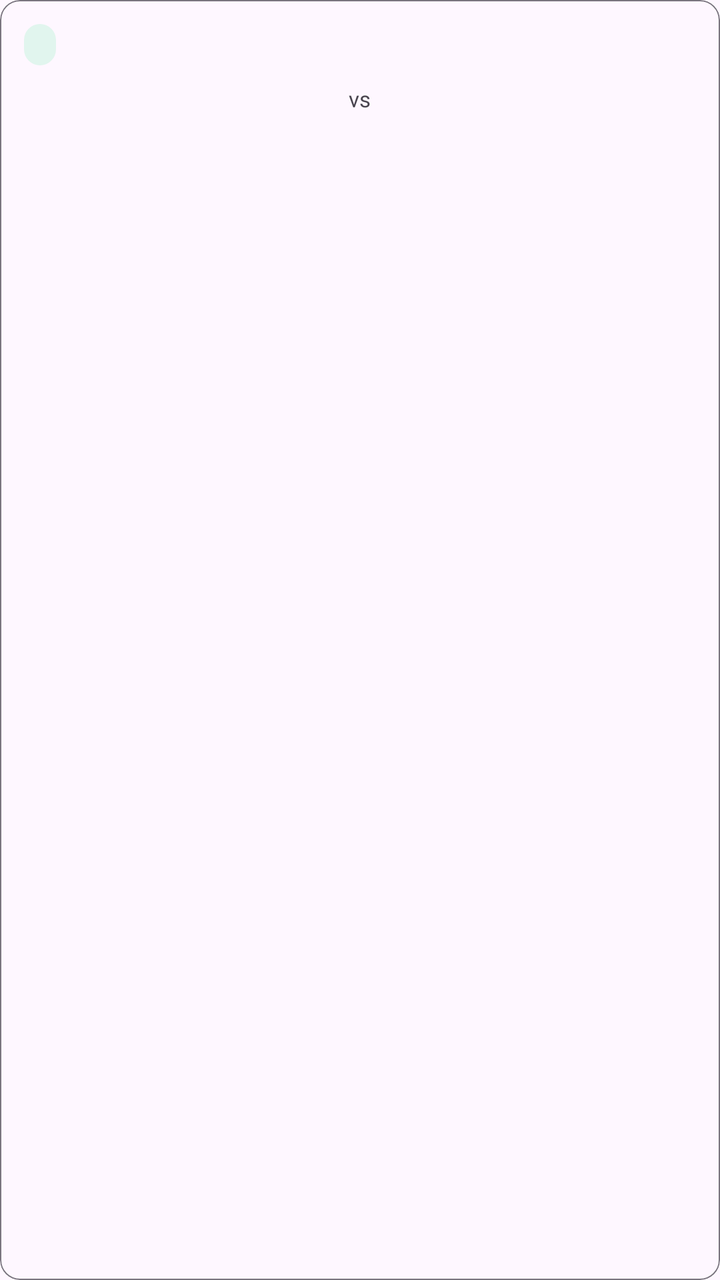
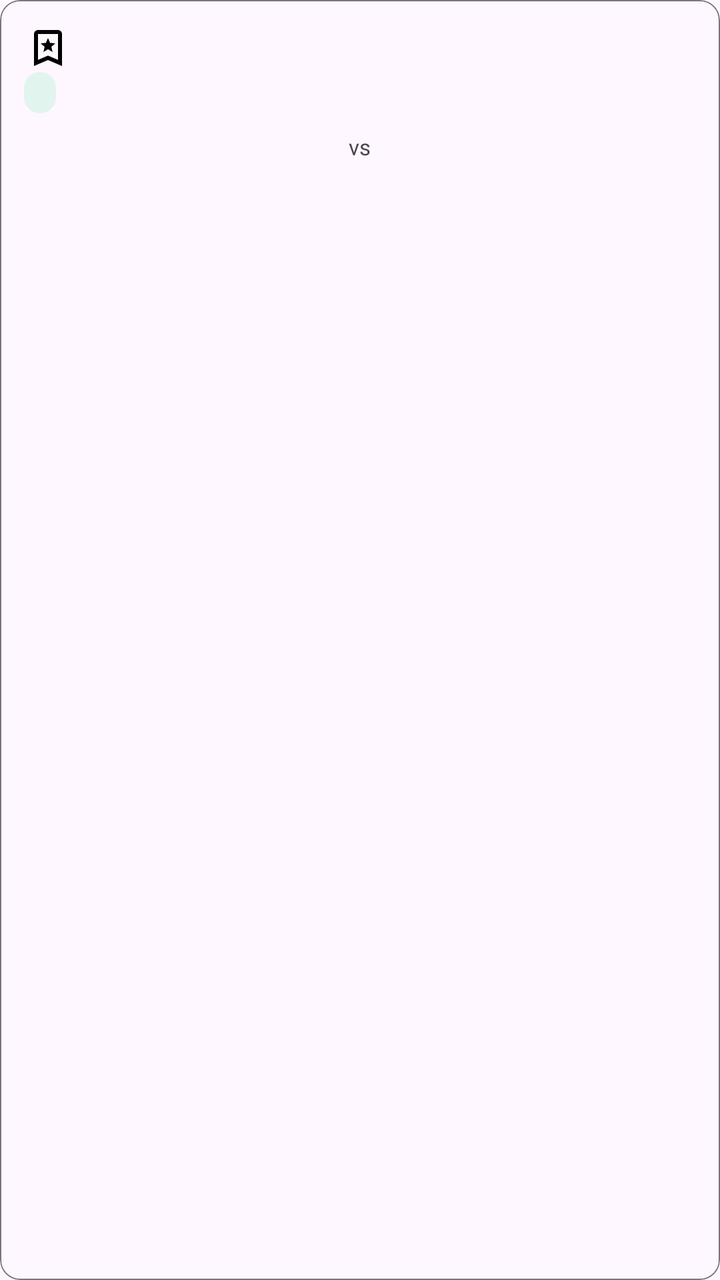

Screens rendered from an Android XML layout before and after an edit, with the pre-edit source and the edit as a unified diff.
<!-- AndroidManifest.xml: application theme Theme.JoiaApp2026 -->
<!-- res/layout/item_jogo_proximo.xml -->
<?xml version="1.0" encoding="utf-8"?>
<com.google.android.material.card.MaterialCardView
    xmlns:android="http://schemas.android.com/apk/res/android"
    xmlns:app="http://schemas.android.com/apk/res-auto"
    android:layout_width="match_parent"
    android:layout_height="wrap_content"
    android:layout_marginHorizontal="16dp"
    android:layout_marginBottom="8dp"
    app:cardCornerRadius="10dp"
    app:cardElevation="0dp"
    app:strokeWidth="0.5dp"
    app:strokeColor="?attr/colorOutline">

    <LinearLayout
        android:layout_width="match_parent"
        android:layout_height="wrap_content"
        android:orientation="vertical"
        android:padding="12dp">

        <LinearLayout
            android:layout_width="match_parent"
            android:layout_height="wrap_content"
            android:orientation="horizontal"
            android:gravity="center_vertical"
            android:layout_marginBottom="8dp">

            <TextView
                android:id="@+id/tvProxModalidade"
                android:layout_width="wrap_content"
                android:layout_height="wrap_content"
                android:layout_weight="0"
                android:textSize="11sp"
                android:textStyle="bold"
                android:textColor="#085041"
                android:paddingHorizontal="8dp"
                android:paddingVertical="3dp"
                android:background="@drawable/bg_badge_modalidade"
                android:layout_marginEnd="8dp"/>

            <View android:layout_width="0dp" android:layout_height="1dp" android:layout_weight="1"/>

            <TextView
                android:id="@+id/tvProxHorario"
                android:layout_width="wrap_content"
                android:layout_height="wrap_content"
                android:textSize="11sp"
                android:textColor="?attr/colorOnSurfaceVariant"/>
        </LinearLayout>

        <LinearLayout
            android:layout_width="match_parent"
            android:layout_height="wrap_content"
            android:orientation="horizontal"
            android:gravity="center_vertical"
            android:layout_marginBottom="6dp">

            <TextView
                android:id="@+id/tvProxMandante"
                android:layout_width="0dp"
                android:layout_height="wrap_content"
                android:layout_weight="1"
                android:textSize="13sp"
                android:textStyle="bold"
                android:gravity="center"/>

            <TextView
                android:layout_width="wrap_content"
                android:layout_height="wrap_content"
                android:text="vs"
                android:textSize="11sp"
                android:textColor="?attr/colorOnSurfaceVariant"
                android:paddingHorizontal="8dp"/>

            <TextView
                android:id="@+id/tvProxVisitante"
                android:layout_width="0dp"
                android:layout_height="wrap_content"
                android:layout_weight="1"
                android:textSize="13sp"
                android:textStyle="bold"
                android:gravity="center"/>
        </LinearLayout>

        <TextView
            android:id="@+id/tvProxLocal"
            android:layout_width="wrap_content"
            android:layout_height="wrap_content"
            android:textSize="11sp"
            android:textColor="?attr/colorOnSurfaceVariant"/>
    </LinearLayout>
</com.google.android.material.card.MaterialCardView>
<!-- resources referenced by this layout -->
<resources>
  <!-- drawable bg_badge_modalidade (drawable) -->
  <?xml version="1.0" encoding="utf-8"?>
  <shape xmlns:android="http://schemas.android.com/apk/res/android"
      android:shape="rectangle">
      <solid android:color="#E1F5EE"/>
      <corners android:radius="20dp"/>
  </shape>
  <style name="Theme.JoiaApp2026" parent="Base.Theme.JoiaApp2026" />
  <style name="Base.Theme.JoiaApp2026" parent="Theme.Material3.DayNight.NoActionBar">
          <item name="colorPrimary">@color/purple_primary</item>
          <item name="colorOnPrimary">@color/white</item>
          <item name="colorPrimaryContainer">@color/purple_light</item>
          <item name="colorOnPrimaryContainer">@color/purple_dark</item>
          <item name="colorSecondary">@color/purple_dark</item>
          <item name="colorOnSecondary">@color/white</item>
      </style>
  <color name="purple_primary">#534AB7</color>
  <color name="white">#FFFFFFFF</color>
  <color name="purple_light">#EEEDFE</color>
  <color name="purple_dark">#3C3489</color>
</resources>

<!-- the commit's change to res/layout/item_jogo_proximo.xml (unified diff, before → after) -->
@@ -16,6 +16,11 @@
         android:layout_height="wrap_content"
         android:orientation="vertical"
         android:padding="12dp">
+
+        <TextView
+            android:background="@drawable/favorito"
+            android:layout_width="wrap_content"
+            android:layout_height="wrap_content"/>
 
         <LinearLayout
             android:layout_width="match_parent"
<!-- resource entries referenced after the edit -->
@@ -7,6 +7,12 @@
       <solid android:color="#E1F5EE"/>
       <corners android:radius="20dp"/>
   </shape>
+  <!-- drawable favorito (drawable) -->
+  <vector xmlns:android="http://schemas.android.com/apk/res/android" android:height="24dp" android:tint="#000000" android:viewportHeight="960" android:viewportWidth="960" android:width="24dp">
+        
+      <path android:fillColor="@android:color/white" android:pathData="M389,560L480,505L571,560L547,456L627,387L522,378L480,280L438,378L333,387L413,456L389,560ZM200,840L200,200Q200,167 223.5,143.5Q247,120 280,120L680,120Q713,120 736.5,143.5Q760,167 760,200L760,840L480,720L200,840ZM280,718L480,632L680,718L680,200Q680,200 680,200Q680,200 680,200L280,200Q280,200 280,200Q280,200 280,200L280,718ZM280,200L280,200Q280,200 280,200Q280,200 280,200L680,200Q680,200 680,200Q680,200 680,200L680,200L480,200L280,200Z"/>
+      
+  </vector>
   <style name="Theme.JoiaApp2026" parent="Base.Theme.JoiaApp2026" />
   <style name="Base.Theme.JoiaApp2026" parent="Theme.Material3.DayNight.NoActionBar">
           <item name="colorPrimary">@color/purple_primary</item>
@@ -16,9 +22,9 @@
           <item name="colorSecondary">@color/purple_dark</item>
           <item name="colorOnSecondary">@color/white</item>
       </style>
-  <color name="purple_primary">#534AB7</color>
+  <color name="purple_primary">#2563EB</color>
   <color name="white">#FFFFFFFF</color>
-  <color name="purple_light">#EEEDFE</color>
-  <color name="purple_dark">#3C3489</color>
+  <color name="purple_light">#DBEAFE</color>
+  <color name="purple_dark">#1E3A8A</color>
 </resources>
 
